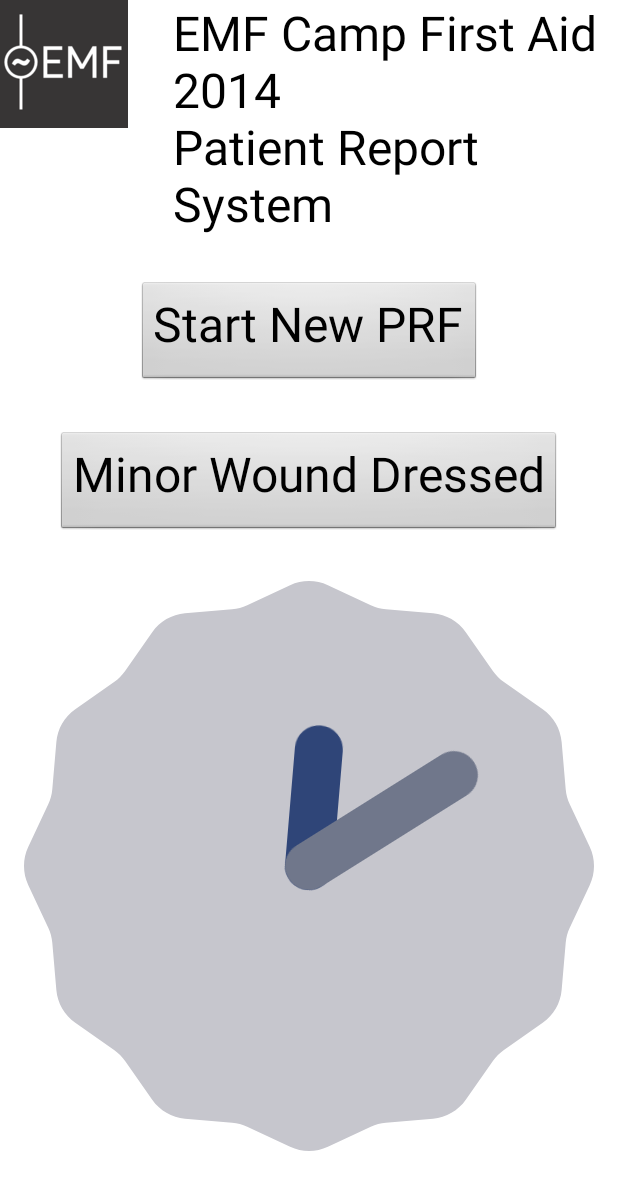
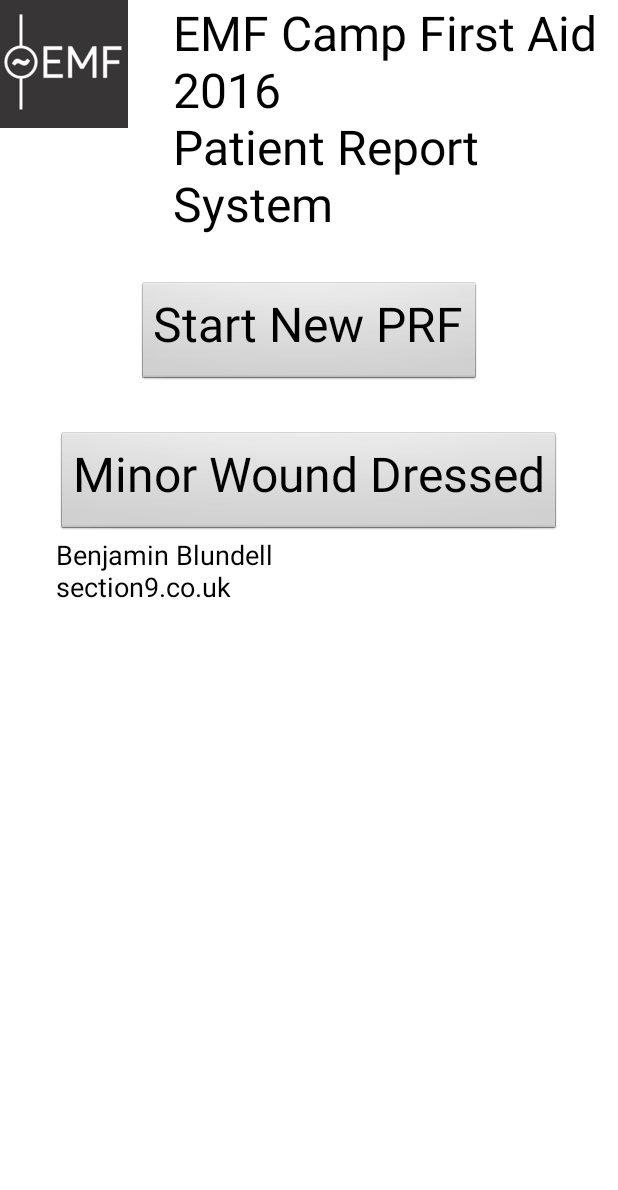
Before and after one commit to OniDaito/EMFMedical_ePRF, an Android app: the screen it shows after launch (MainActivity), on a phone screen of 412 x 824 dp. Shown: the top 1190 px of the screen. Run offline under Robolectric (Android 15) with nearby library versions, the phone set to English and light mode, and no system bars.

Commit message:
Done it properly this time :S

```diff
--- a/app/build.gradle
+++ b/app/build.gradle
@@ -1,8 +1,8 @@
 apply plugin: 'com.android.application'
 
 android {
-    compileSdkVersion 'Barnes and Noble:NOOK Tablet SDK:10'
-    buildToolsVersion "22.0.1"
+    compileSdkVersion 10 // Potentially this should be Nook API or similar
+    buildToolsVersion "23.0.3"
 
     defaultConfig {
         applicationId "uk.co.section9.emfmedical"
--- a/app/src/main/res/layout/main.xml
+++ b/app/src/main/res/layout/main.xml
@@ -22,7 +22,7 @@
             android:id="@+id/textView11"
             android:layout_width="wrap_content"
             android:layout_height="wrap_content"
-            android:text="EMF Camp First Aid 2014\nPatient Report System"
+            android:text="EMF Camp First Aid 2016\nPatient Report System"
             android:layout_toRightOf="@+id/imageView1"
             android:textAppearance="?android:attr/textAppearanceMedium"
             android:textSize="32sp" />
@@ -58,34 +58,14 @@
             android:text="Minor Wound Dressed"
              android:paddingBottom="20dp"
             android:textSize="32sp" />
-    </RelativeLayout>
 
-     <RelativeLayout
-        android:layout_width="match_parent"
-        android:layout_height="wrap_content"
-        android:gravity="center_horizontal" >
-    <AnalogClock
-        android:id="@+id/analogClock1"
-        android:layout_width="wrap_content"
-         android:layout_marginTop="30dp"
-        android:layout_height="wrap_content" />
-
-    <DigitalClock
-        android:id="@+id/digitalClock1"
-        android:layout_width="wrap_content"
-        android:layout_height="wrap_content"
-        android:textSize="32sp"
-         android:layout_marginLeft="20dp"
-        android:layout_below="@+id/analogClock1"
-        android:textStyle="bold"
-         android:layout_marginBottom="50dp"/>
 
         <TextView
             android:id="@+id/textView22"
             android:layout_width="wrap_content"
             android:layout_height="wrap_content"
             android:text="Benjamin Blundell\nsection9.co.uk"
-            android:layout_below="@+id/digitalClock1"
+            android:layout_below="@+id/main_minor_wound_dressed"
             android:textAppearance="?android:attr/textAppearanceMedium"
             android:textSize="18sp" />
 
```
Also changed, not shown: app/src/main/java/uk/co/section9/emfmedical/ItemsActivity.java (deleted, +0 -47 lines), app/src/main/java/uk/co/section9/emfmedical/PRF.java (added, +19 -0 lines), app/src/main/java/uk/co/section9/emfmedical/PRFActivity.java (+4 -9 lines), app/src/main/java/uk/co/section9/emfmedical/EMFMedicalApp.java (line endings or trailing spaces), 84 other files.
